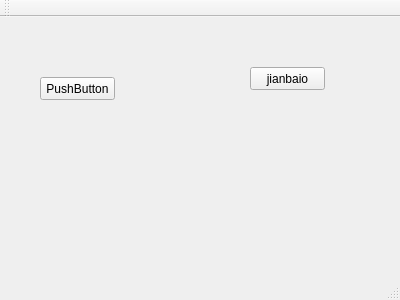
Qt form mainwindow.ui (z52c/makesi) before a commit.
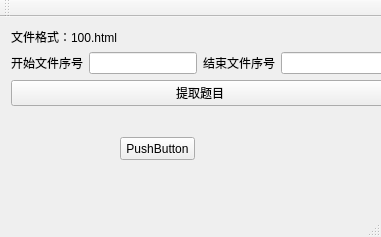
The same form after that commit.

```diff
--- a/mainwindow.ui
+++ b/mainwindow.ui
@@ -6,40 +6,69 @@
    <rect>
     <x>0</x>
     <y>0</y>
-    <width>400</width>
-    <height>300</height>
+    <width>381</width>
+    <height>237</height>
    </rect>
   </property>
   <property name="windowTitle">
    <string>MainWindow</string>
   </property>
   <widget class="QWidget" name="centralWidget">
-   <widget class="QPushButton" name="pushButton">
-    <property name="geometry">
-     <rect>
-      <x>40</x>
-      <y>60</y>
-      <width>75</width>
-      <height>23</height>
-     </rect>
-    </property>
-    <property name="text">
-     <string>PushButton</string>
-    </property>
-   </widget>
    <widget class="QPushButton" name="pushButton_2">
     <property name="geometry">
      <rect>
-      <x>250</x>
-      <y>50</y>
+      <x>120</x>
+      <y>120</y>
       <width>75</width>
       <height>23</height>
      </rect>
     </property>
     <property name="text">
-     <string>jianbaio</string>
+     <string>PushButton</string>
     </property>
    </widget>
+   <widget class="QWidget" name="">
+    <layout class="QVBoxLayout" name="verticalLayout">
+     <item>
+      <widget class="QLabel" name="label">
+       <property name="text">
+        <string>文件格式：100.html</string>
+       </property>
+      </widget>
+     </item>
+     <item>
+      <layout class="QHBoxLayout" name="horizontalLayout">
+       <item>
+        <widget class="QLabel" name="label_2">
+         <property name="text">
+          <string>开始文件序号</string>
+         </property>
+        </widget>
+       </item>
+       <item>
+        <widget class="QLineEdit" name="lineEdit"/>
+       </item>
+       <item>
+        <widget class="QLabel" name="label_3">
+         <property name="text">
+          <string>结束文件序号</string>
+         </property>
+        </widget>
+       </item>
+       <item>
+        <widget class="QLineEdit" name="lineEdit_2"/>
+       </item>
+      </layout>
+     </item>
+     <item>
+      <widget class="QPushButton" name="pushButton">
+       <property name="text">
+        <string>提取题目</string>
+       </property>
+      </widget>
+     </item>
+    </layout>
+   </widget>
   </widget>
   <widget class="QMenuBar" name="menuBar">
    <property name="geometry">
```
Left out of the diff: 4 changed lines with no effect on the pictures.
